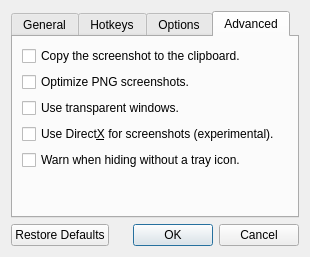
First picture: the form in dialogs/optionsdialog.ui, repository manjeetdahiya/lightscreen-clone, before the edit.
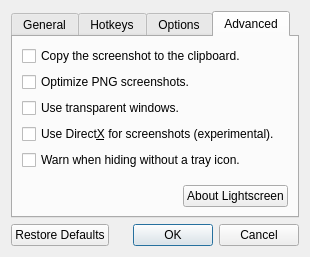
Second picture: the form after the edit. The open tabs and pages were chosen to show the change. Icons and pictures are not drawn. Custom widgets are drawn as their Qt base class.

Commit message: Refactored AreaSelector and added about button to the options dialog (previously only accessible through the system tray)

Patch:
```diff
--- a/dialogs/optionsdialog.ui
+++ b/dialogs/optionsdialog.ui
@@ -544,6 +544,30 @@
          </property>
         </spacer>
        </item>
+       <item>
+        <layout class="QHBoxLayout" name="horizontalLayout_2" >
+         <item>
+          <spacer name="horizontalSpacer_2" >
+           <property name="orientation" >
+            <enum>Qt::Horizontal</enum>
+           </property>
+           <property name="sizeHint" stdset="0" >
+            <size>
+             <width>40</width>
+             <height>20</height>
+            </size>
+           </property>
+          </spacer>
+         </item>
+         <item>
+          <widget class="QPushButton" name="aboutPushButton" >
+           <property name="text" >
+            <string>About Lightscreen</string>
+           </property>
+          </widget>
+         </item>
+        </layout>
+       </item>
       </layout>
      </widget>
     </widget>
```
The commit also changes 8 other files.
